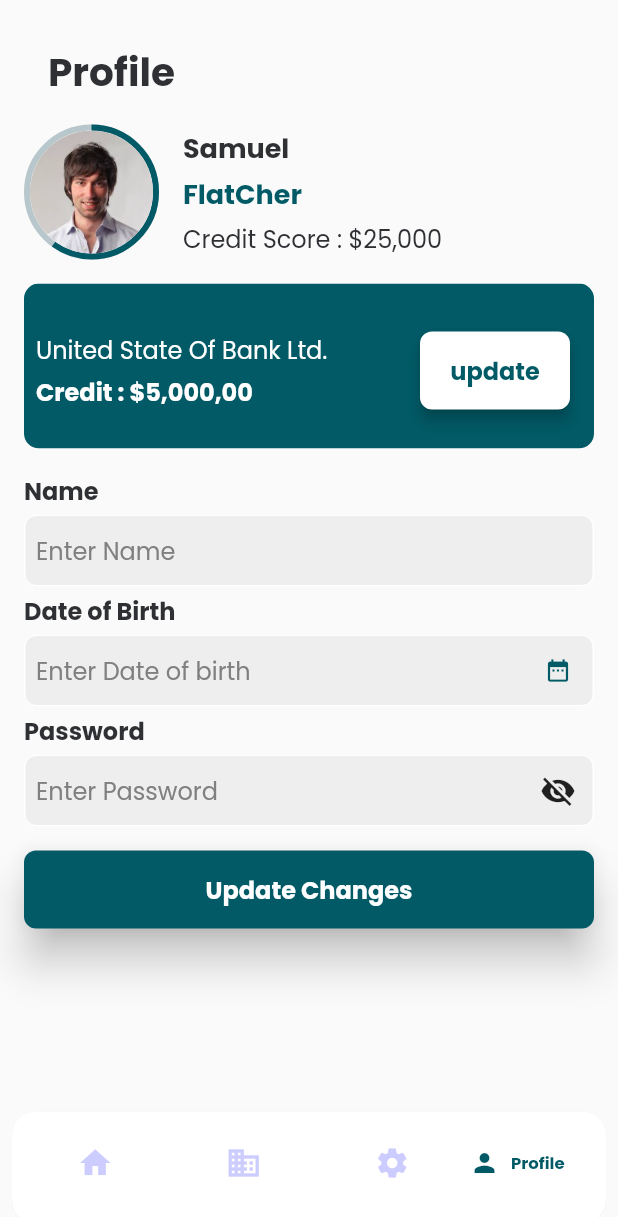
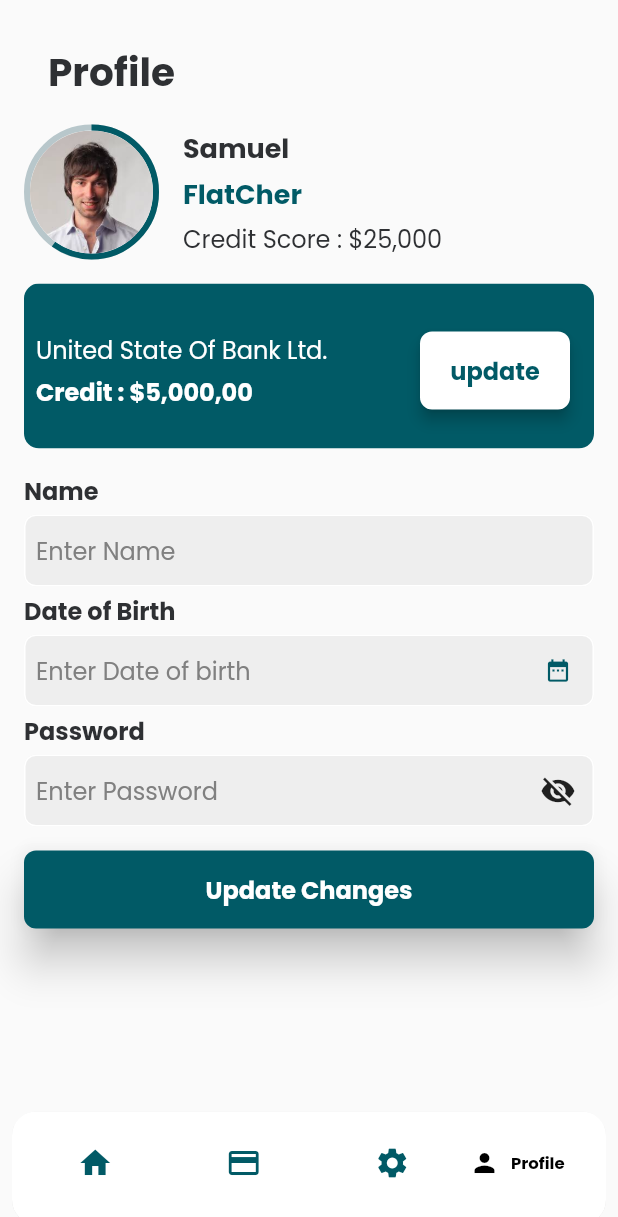
Before and after one commit to FaazAbidi/gharpay, a Flutter app: the MBDashBoardScreen screen opened directly, item 4 of the bottom bar chosen, on a phone screen of 412 x 824 dp. Shown: the top 1217 px of the screen. Run offline on Flutter 3.47's test engine with Material 2 defaults, Android fonts, the phone set to English and light mode, and no system bars; drawn by our look-alikes of nb_utils, percent_indicator; our stand-ins replace country_code_picker, fl_chart, flutter_svg, flutter_vector_icons, google_maps_flutter, pin_code_fields and 1 more; network calls fail; statements that could not run were skipped.

Commit message:
homw screen

```diff
--- a/lib/screens/MBDashBoardScreen.dart
+++ b/lib/screens/MBDashBoardScreen.dart
@@ -46,7 +46,7 @@ class MBDashBoardScreenState extends State<MBDashBoardScreen> {
                 duration: Duration(milliseconds: 800),
                 margin: EdgeInsets.only(left: 12),
                 padding: EdgeInsets.all(8),
-                child: Icon(Icons.home),
+                child: Icon(Icons.home, color: appPrimaryColor),
               ),
               label: MBTab1Text,
               activeIcon: AnimatedContainer(
@@ -56,8 +56,8 @@ class MBDashBoardScreenState extends State<MBDashBoardScreen> {
                 padding: EdgeInsets.all(8),
                 child: Row(
                   children: [
-                    Icon(Icons.home, color: appPrimaryColor, size: 20),
-                    Text(MBTab1Text, style: boldTextStyle(color: appPrimaryColor, size: 11)).center().expand(),
+                    Icon(Icons.home, color: Colors.black, size: 20),
+                    Text(MBTab1Text, style: boldTextStyle(color: Colors.black, size: 11)).center().expand(),
                   ],
                 ),
               ),
@@ -67,7 +67,7 @@ class MBDashBoardScreenState extends State<MBDashBoardScreen> {
                 duration: Duration(milliseconds: 800),
                 margin: EdgeInsets.only(left: 12),
                 padding: EdgeInsets.all(8),
-                child: Icon(Icons.business),
+                child: Icon(Icons.credit_card_outlined, color: appPrimaryColor),
               ),
               label: MBTab2Text,
               activeIcon: AnimatedContainer(
@@ -77,8 +77,8 @@ class MBDashBoardScreenState extends State<MBDashBoardScreen> {
                 padding: EdgeInsets.all(8),
                 child: Row(
                   children: [
-                    Icon(Icons.business, color: appPrimaryColor, size: 20),
-                    Text(MBTab2Text, style: boldTextStyle(color: appPrimaryColor, size: 11)).center().expand(),
+                    Icon(Icons.credit_card_outlined, color: Colors.black, size: 20),
+                    Text(MBTab2Text, style: boldTextStyle(color: Colors.black, size: 11)).center().expand(),
                   ],
                 ),
               ),
@@ -88,7 +88,7 @@ class MBDashBoardScreenState extends State<MBDashBoardScreen> {
                 duration: Duration(milliseconds: 800),
                 margin: EdgeInsets.only(left: 12),
                 padding: EdgeInsets.all(8),
-                child: Icon(Icons.settings),
+                child: Icon(Icons.settings, color: appPrimaryColor),
               ),
               label: MBTab3Text,
               activeIcon: AnimatedContainer(
@@ -98,14 +98,14 @@ class MBDashBoardScreenState extends State<MBDashBoardScreen> {
                 padding: EdgeInsets.all(8),
                 child: Row(
                   children: [
-                    Icon(Icons.settings, color: appPrimaryColor, size: 20),
-                    Text(MBTab3Text, style: boldTextStyle(color: appPrimaryColor, size: 11)).center().expand(),
+                    Icon(Icons.settings, color: Colors.black, size: 20),
+                    Text(MBTab3Text, style: boldTextStyle(color: Colors.black, size: 11)).center().expand(),
                   ],
                 ),
               ),
             ),
             BottomNavigationBarItem(
-              icon: Icon(Icons.person),
+              icon: Icon(Icons.person, color: appPrimaryColor),
               label: MBTab2Text,
               activeIcon: AnimatedContainer(
                 decoration: boxDecorationWithRoundedCorners(backgroundColor: Colors.white),
@@ -114,8 +114,8 @@ class MBDashBoardScreenState extends State<MBDashBoardScreen> {
                 padding: EdgeInsets.all(8),
                 child: Row(
                   children: [
-                    Icon(Icons.person, color: appPrimaryColor, size: 20),
-                    Text(MBTab4Text, style: boldTextStyle(color: appPrimaryColor, size: 11)).center().expand(),
+                    Icon(Icons.person, color: Colors.black, size: 20),
+                    Text(MBTab4Text, style: boldTextStyle(color: Colors.black, size: 11)).center().expand(),
                   ],
                 ),
               ),
```
Also changed, not shown: lib/screens/MBHomeScreen.dart (+67 -48 lines), lib/utils/MBDataProvider.dart (+24 -2 lines), pubspec.lock.
